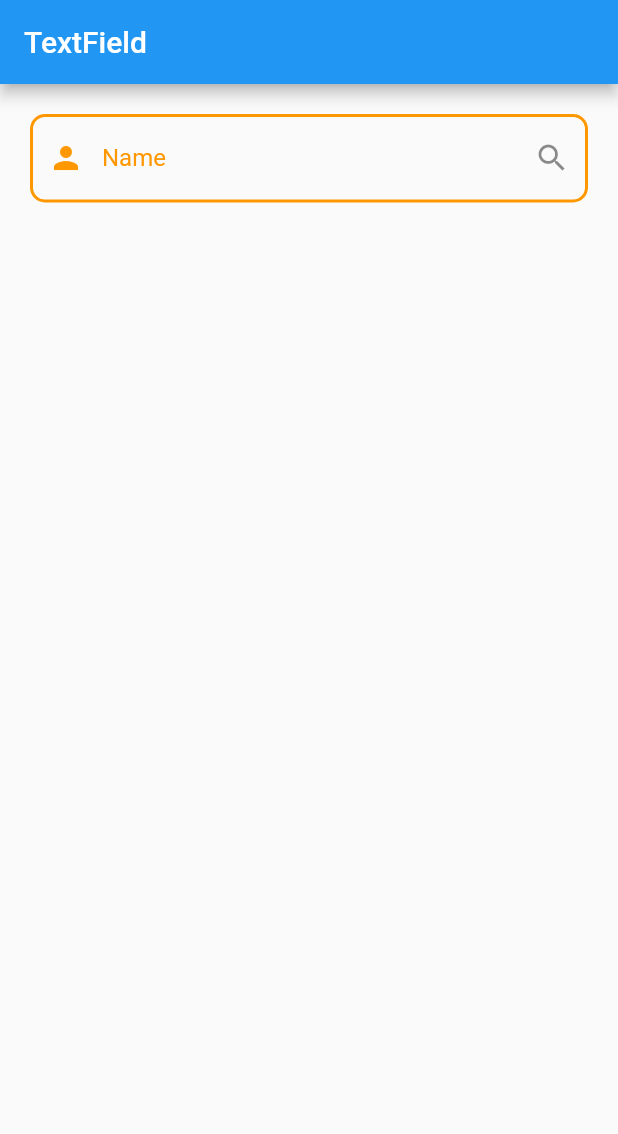
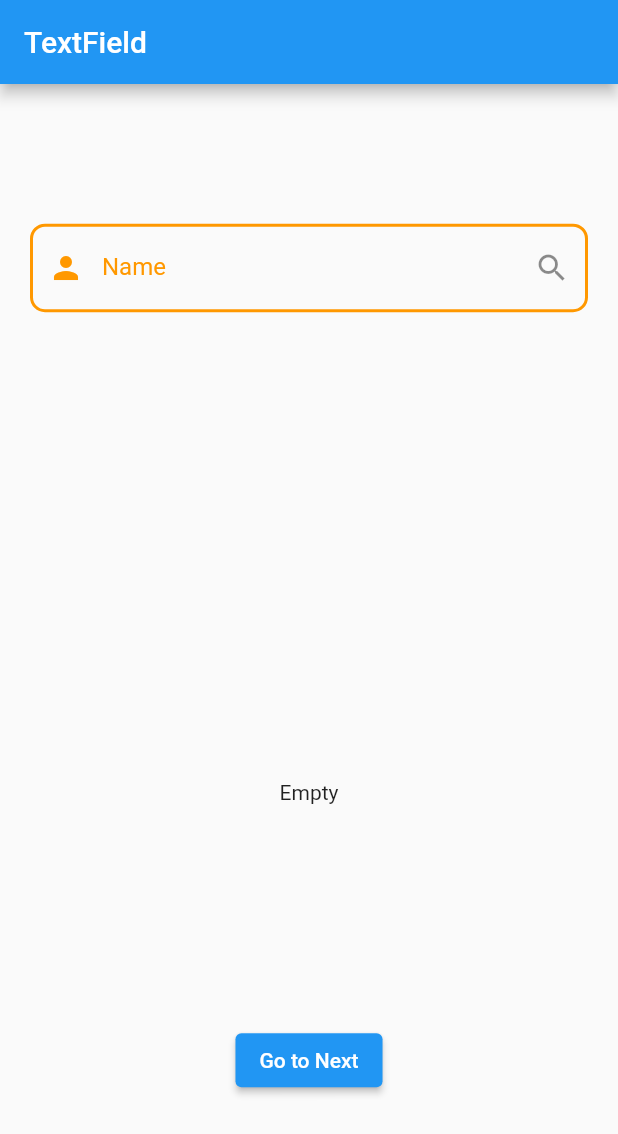
Before and after one commit to jpmehedi/ict-flutter-batch-5, a Flutter app: the screen it shows after launch, on a phone screen of 412 x 824 dp. Shown: the top 1134 px of the screen. Run offline on Flutter 3.47's test engine with Material 2 defaults, Android fonts, the phone set to English and light mode, and no system bars.

Commit message:
Pass retrived value using Navigator, Handling change to TextField

```diff
--- a/lib/textfield_screen.dart
+++ b/lib/textfield_screen.dart
@@ -1,4 +1,5 @@
 import 'package:flutter/material.dart';
+import 'package:test_project/text_received_screen.dart';
 
 class TextFieldScreen extends StatefulWidget {
   const TextFieldScreen({Key? key}) : super(key: key);
@@ -9,9 +10,13 @@ class TextFieldScreen extends StatefulWidget {
 
 class _TextFieldScreenState extends State<TextFieldScreen> {
   bool isTap = false;
+  late TextEditingController _textEditingController = TextEditingController();
+
+  String email = "mehedi@augnitive.com";
 
   @override
   Widget build(BuildContext context) {
+    print(_textEditingController.text);
     return Scaffold(
       appBar: AppBar(
         title: Text("TextField"),
@@ -19,8 +24,10 @@ class _TextFieldScreenState extends State<TextFieldScreen> {
       body: Padding(
         padding: const EdgeInsets.all(20.0),
         child: Column(
+          mainAxisAlignment: MainAxisAlignment.spaceAround,
           children: [
             TextField(
+              controller: _textEditingController,
               // obscureText: true,
               // maxLines: 4,
               onTap: (){
@@ -28,6 +35,9 @@ class _TextFieldScreenState extends State<TextFieldScreen> {
                   isTap = true;
                 });
                 print(isTap);
+              },
+              onChanged: (String name){
+                setState(() {});
               },
               style: TextStyle(
                 color: Colors.red
@@ -59,6 +69,22 @@ class _TextFieldScreenState extends State<TextFieldScreen> {
                 // fillColor: Colors.purple
               ),
             ),
+            SizedBox(height: 20,),
+            _textEditingController.text.isNotEmpty ? Text(
+              _textEditingController.text,
+              style: TextStyle(
+                fontSize: 28,
+                fontWeight: FontWeight.w700
+              ),
+            ) : Text("Empty"),
+
+            ElevatedButton(
+              onPressed: (){
+                Route route = MaterialPageRoute(builder: (ctx)=>TextReceivedScreen(name: _textEditingController.text, email: email,));
+                Navigator.push(context, route);
+              },
+              child: Text("Go to Next")
+            )
           ],
         ),
       ),
```
Also changed, not shown: lib/text_received_screen.dart (added, +25 -0 lines).
